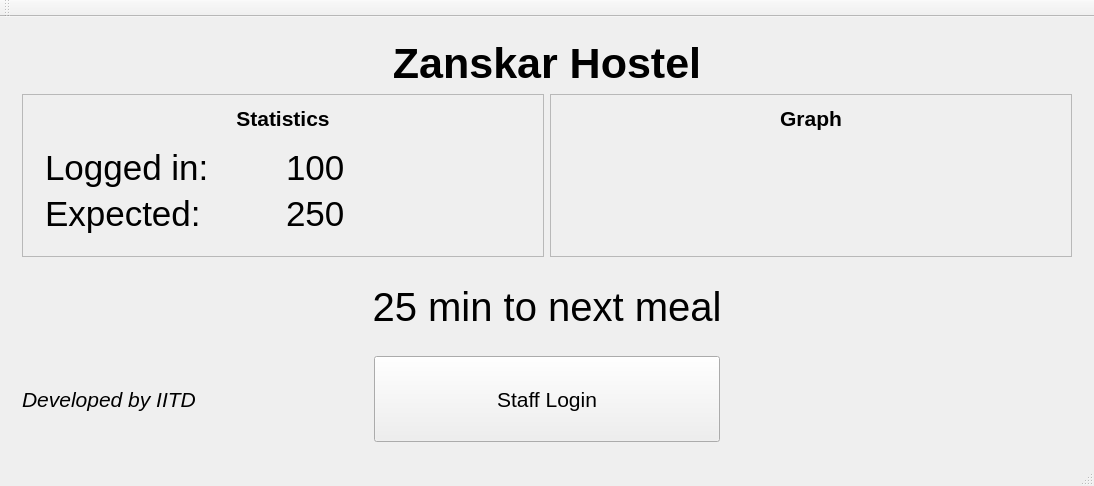
This is GUI/CSP315/mainwindow.ui in y-gupta/rfid-auth-system as Qt 5 draws it before an edit. The edited form follows.
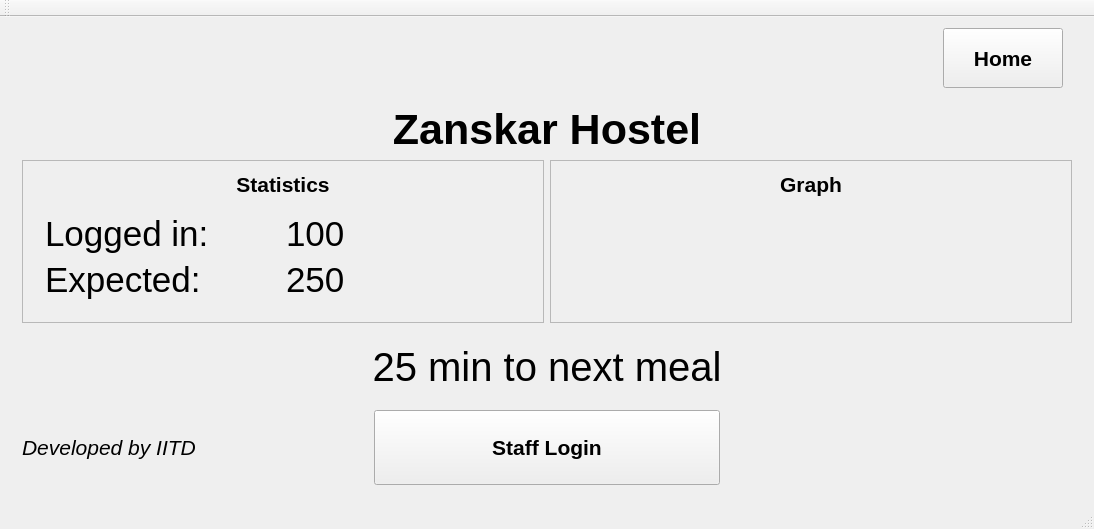
This is the edited form. The open tabs and pages were chosen to show the change. Icons and pictures are not drawn.

Patch:
```diff
--- a/GUI/CSP315/mainwindow.ui
+++ b/GUI/CSP315/mainwindow.ui
@@ -27,7 +27,7 @@
     <string notr="true"/>
    </property>
    <layout class="QGridLayout" name="gridLayout_2">
-    <item row="0" column="0">
+    <item row="1" column="0">
      <widget class="QStackedWidget" name="stackedWidget">
       <property name="currentIndex">
        <number>0</number>
@@ -89,6 +89,8 @@
             <property name="font">
              <font>
               <pointsize>16</pointsize>
+              <weight>75</weight>
+              <bold>true</bold>
              </font>
             </property>
             <property name="text">
@@ -1533,6 +1535,65 @@
       </widget>
      </widget>
     </item>
+    <item row="0" column="0">
+     <layout class="QHBoxLayout" name="horizontalLayout_3">
+      <item>
+       <spacer name="horizontalSpacer">
+        <property name="orientation">
+         <enum>Qt::Horizontal</enum>
+        </property>
+        <property name="sizeHint" stdset="0">
+         <size>
+          <width>40</width>
+          <height>20</height>
+         </size>
+        </property>
+       </spacer>
+      </item>
+      <item>
+       <widget class="QToolButton" name="toolButton_home">
+        <property name="sizePolicy">
+         <sizepolicy hsizetype="Fixed" vsizetype="Fixed">
+          <horstretch>0</horstretch>
+          <verstretch>0</verstretch>
+         </sizepolicy>
+        </property>
+        <property name="minimumSize">
+         <size>
+          <width>120</width>
+          <height>60</height>
+         </size>
+        </property>
+        <property name="font">
+         <font>
+          <pointsize>16</pointsize>
+          <weight>75</weight>
+          <bold>true</bold>
+         </font>
+        </property>
+        <property name="text">
+         <string>Home</string>
+        </property>
+       </widget>
+      </item>
+      <item>
+       <spacer name="horizontalSpacer_2">
+        <property name="orientation">
+         <enum>Qt::Horizontal</enum>
+        </property>
+        <property name="sizeType">
+         <enum>QSizePolicy::Fixed</enum>
+        </property>
+        <property name="sizeHint" stdset="0">
+         <size>
+          <width>20</width>
+          <height>20</height>
+         </size>
+        </property>
+       </spacer>
+      </item>
+     </layout>
+    </item>
    </layout>
   </widget>
   <widget class="QMenuBar" name="menuBar">
```
Left out of the diff: 6 changed lines with no effect on the pictures.
